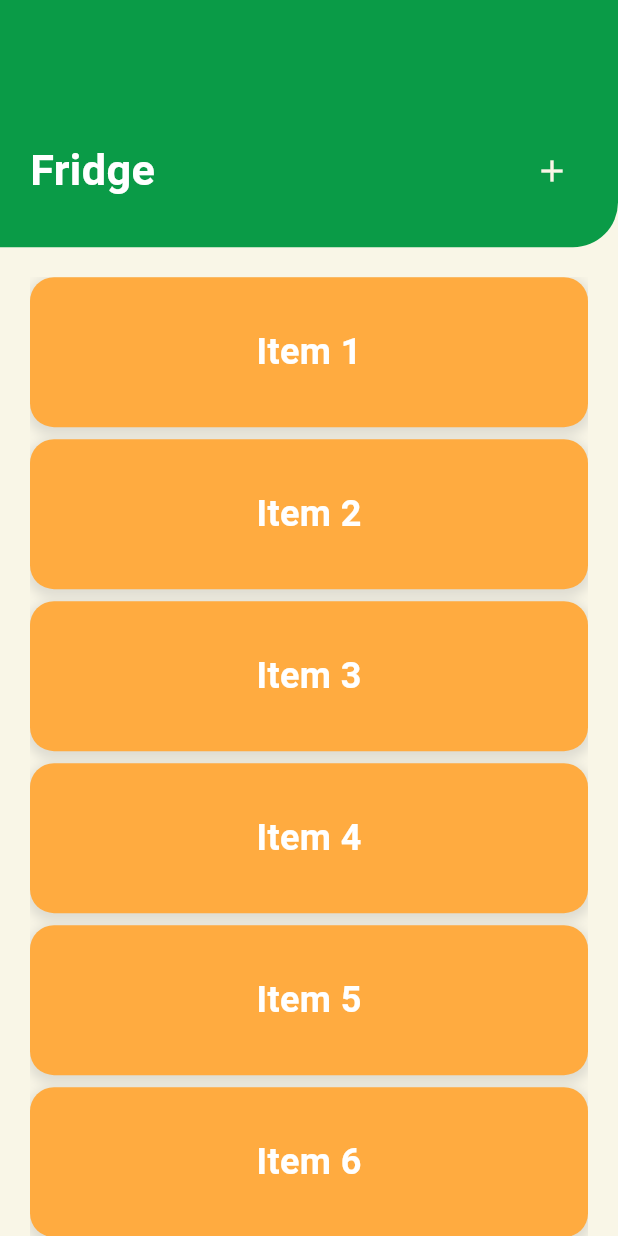
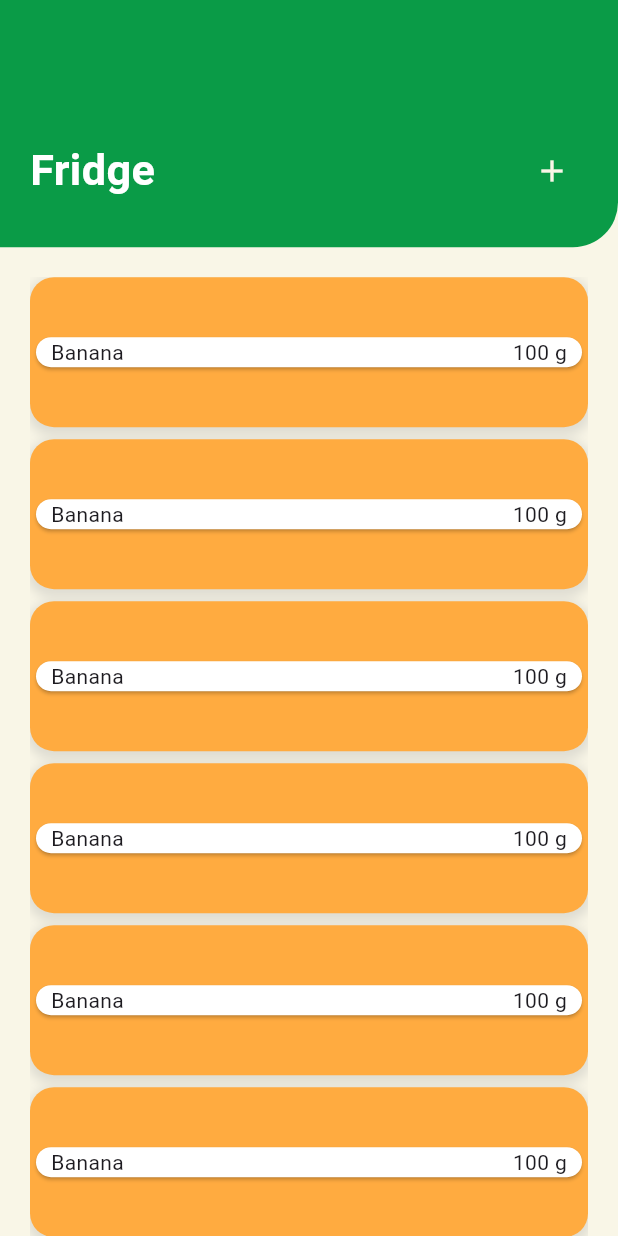
Before and after one commit to MosesTong07/dontwastefood, a Flutter app: the IngredientsScreenContent screen opened directly, on a phone screen of 412 x 824 dp. Run offline on Flutter 3.47's test engine with Material 3 defaults, Android fonts, the phone set to English and light mode, and no system bars; our stand-ins replace supabase_flutter; accounts and stored records are empty.

Commit message:
Integrated ingredients card

```diff
--- a/lib/pages/ingredients.dart
+++ b/lib/pages/ingredients.dart
@@ -201,14 +201,7 @@ class IngredientsScreenContent extends StatelessWidget {
                               ],
                             ),
                             child: Center(
-                              child: Text(
-                                'Item ${index + 1}',
-                                style: const TextStyle(
-                                  color: Colors.white,
-                                  fontSize: 24,
-                                  fontWeight: FontWeight.bold,
-                                ),
-                              ),
+                              child: IngredientCard(name: "Banana", quantity: 100)
                             ),
                           ),
                         );
```
